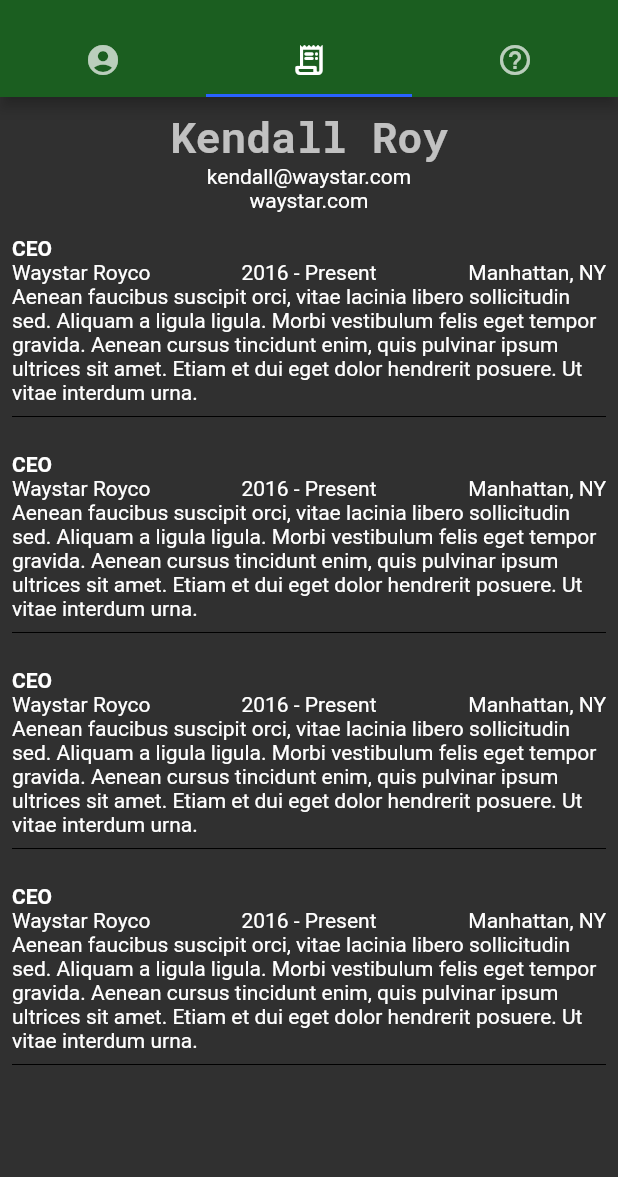
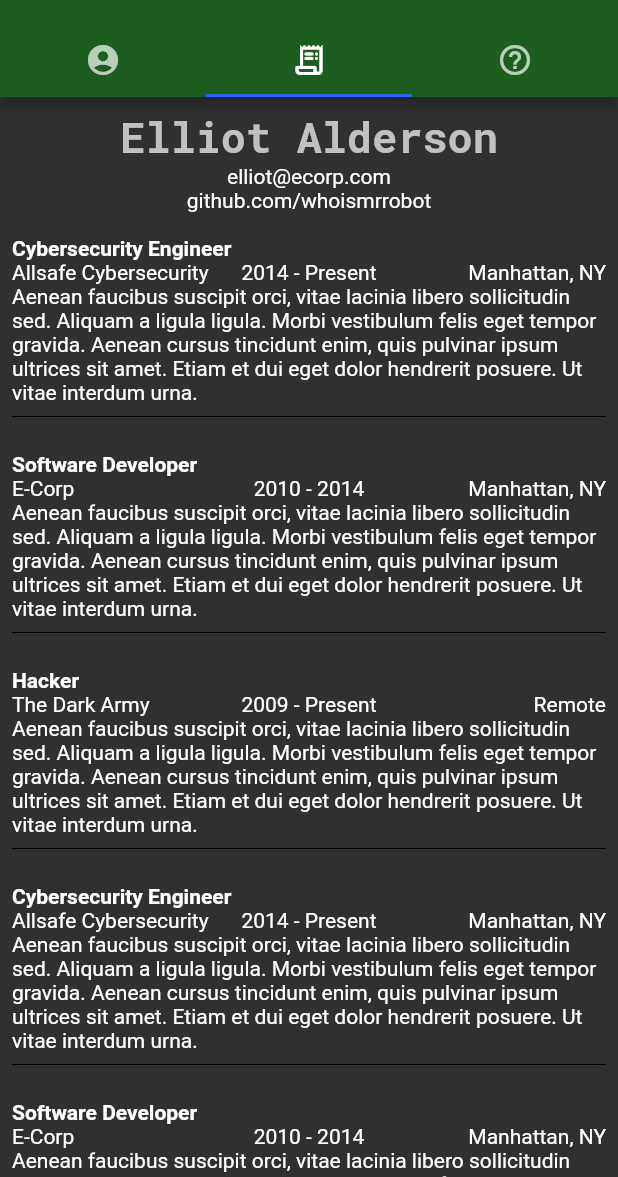
Before and after one commit to stuttskl/call_me_maybe, a Flutter app: the screen it shows after launch, tab 2 chosen, on a phone screen of 412 x 824 dp, the part 59-1236 px from its top. Run offline on Flutter 3.47's test engine with Material 2 defaults, Android fonts, the phone set to English and light mode, and no system bars.

Commit message:
all basic requirements met

```diff
--- a/lib/components/biz_card.dart
+++ b/lib/components/biz_card.dart
@@ -7,13 +7,13 @@ class BusinessCard extends StatelessWidget {
     return SafeArea(
       left: true, right: true, top: true, bottom: true,
       child: ContactCard(
-        img: 'assests/kendall.jpg',
-        name: 'Kendall Roy',
-        title: 'CEO',
-        company: 'Waystar Royco',
-        phone: '555-555-55555',
-        website: 'waystar.com',
-        email: 'kendall@royco.com'
+        img: 'assests/mr_robot.jpg',
+        name: 'Elliot Alderson',
+        title: 'Cybersecurity Engineer',
+        company: 'E-Corp',
+        phone: '(212) 555-0179',
+        website: 'ecorp.com',
+        email: 'elliot@ecorp.com'
       )
     );
   }
--- a/lib/components/contact_card.dart
+++ b/lib/components/contact_card.dart
@@ -53,7 +53,7 @@ class ContactCard extends StatelessWidget {
 }
 
 _launchWebsite() async {
-  const url = 'https://www.imdb.com/title/tt7660850/';
+  const url = 'https://www.e-corp-usa.com/about.html';
   if (await canLaunch(url)) {
     await launch(url);
   } else {
@@ -62,7 +62,7 @@ _launchWebsite() async {
 }
 
 _launchPhone() async {
-  final Uri _phoneLaunchUri = Uri(scheme: 'sms', path: ':2062902755');
+  final Uri _phoneLaunchUri = Uri(scheme: 'sms', path: ':5555555555');
   if (await canLaunch(_phoneLaunchUri.toString())) {
     await launch(_phoneLaunchUri.toString());
   } else {
--- a/lib/models/random_answer.dart
+++ b/lib/models/random_answer.dart
@@ -12,7 +12,7 @@ class RandomAnswer {
     "Why are you asking me?"
   ];
 
-  String _randomAnswer = "";
+  String _randomAnswer = "...";
 
   final int numberOfAnswers;
   final Random random = Random();
--- a/lib/screens/question_screen.dart
+++ b/lib/screens/question_screen.dart
@@ -1,7 +1,5 @@
 import 'package:flutter/material.dart';
 import '../components/magic_8ball_answer.dart';
-import '../models/random_answer.dart';
-
 
 class QuestionScreen extends StatelessWidget {
   @override
--- a/lib/screens/resume_screen.dart
+++ b/lib/screens/resume_screen.dart
@@ -17,36 +17,52 @@ class ResumeScreen extends StatelessWidget {
               ),
               child: Column(
                 children: <Widget>[
-                  ResumeHeader(name: 'Kendall Roy', email: 'kendall@waystar.com', website: 'waystar.com'),
+                  ResumeHeader(name: 'Elliot Alderson', email: 'elliot@ecorp.com', website: 'github.com/whoismrrobot'),
                   ResumeEntry(
-                    companyName: 'Waystar Royco',
-                    jobTitle: 'CEO',
-                    jobDates: '2016 - Present',
+                    companyName: 'Allsafe Cybersecurity',
+                    jobTitle: 'Cybersecurity Engineer',
+                    jobDates: '2014 - Present',
                     location: 'Manhattan, NY',
+                    jobDescription:
+                      'Aenean faucibus suscipit orci, vitae lacinia libero sollicitudin sed. Aliquam a ligula ligula. Morbi vestibulum felis eget tempor gravida. Aenean cursus tincidunt enim, quis pulvinar ipsum ultrices sit amet. Etiam et dui eget dolor hendrerit posuere. Ut vitae interdum urna.',
+                  ),
+                  ResumeEntry(
+                    companyName: 'E-Corp',
+                    jobTitle: 'Software Developer',
+                    jobDates: '2010 - 2014',
+                    location: 'Manhattan, NY',
+                    jobDescription:
+                      'Aenean faucibus suscipit orci, vitae lacinia libero sollicitudin sed. Aliquam a ligula ligula. Morbi vestibulum felis eget tempor gravida. Aenean cursus tincidunt enim, quis pulvinar ipsum ultrices sit amet. Etiam et dui eget dolor hendrerit posuere. Ut vitae interdum urna.',
+                  ),
+                  ResumeEntry(
+                    companyName: 'The Dark Army',
+                    jobTitle: 'Hacker',
+                    jobDates: '2009 - Present',
+                    location: 'Remote',
                     jobDescription:
                         'Aenean faucibus suscipit orci, vitae lacinia libero sollicitudin sed. Aliquam a ligula ligula. Morbi vestibulum felis eget tempor gravida. Aenean cursus tincidunt enim, quis pulvinar ipsum ultrices sit amet. Etiam et dui eget dolor hendrerit posuere. Ut vitae interdum urna.',
                   ),
                   ResumeEntry(
-                    companyName: 'Waystar Royco',
-                    jobTitle: 'CEO',
-                    jobDates: '2016 - Present',
+                    companyName: 'Allsafe Cybersecurity',
+                    jobTitle: 'Cybersecurity Engineer',
+                    jobDates: '2014 - Present',
                     location: 'Manhattan, NY',
                     jobDescription:
-                        'Aenean faucibus suscipit orci, vitae lacinia libero sollicitudin sed. Aliquam a ligula ligula. Morbi vestibulum felis eget tempor gravida. Aenean cursus tincidunt enim, quis pulvinar ipsum ultrices sit amet. Etiam et dui eget dolor hendrerit posuere. Ut vitae interdum urna.',
+                      'Aenean faucibus suscipit orci, vitae lacinia libero sollicitudin sed. Aliquam a ligula ligula. Morbi vestibulum felis eget tempor gravida. Aenean cursus tincidunt enim, quis pulvinar ipsum ultrices sit amet. Etiam et dui eget dolor hendrerit posuere. Ut vitae interdum urna.',
                   ),
                   ResumeEntry(
-                    companyName: 'Waystar Royco',
-                    jobTitle: 'CEO',
-                    jobDates: '2016 - Present',
+                    companyName: 'E-Corp',
+                    jobTitle: 'Software Developer',
+                    jobDates: '2010 - 2014',
                     location: 'Manhattan, NY',
                     jobDescription:
-                        'Aenean faucibus suscipit orci, vitae lacinia libero sollicitudin sed. Aliquam a ligula ligula. Morbi vestibulum felis eget tempor gravida. Aenean cursus tincidunt enim, quis pulvinar ipsum ultrices sit amet. Etiam et dui eget dolor hendrerit posuere. Ut vitae interdum urna.',
+                      'Aenean faucibus suscipit orci, vitae lacinia libero sollicitudin sed. Aliquam a ligula ligula. Morbi vestibulum felis eget tempor gravida. Aenean cursus tincidunt enim, quis pulvinar ipsum ultrices sit amet. Etiam et dui eget dolor hendrerit posuere. Ut vitae interdum urna.',
                   ),
                   ResumeEntry(
-                    companyName: 'Waystar Royco',
-                    jobTitle: 'CEO',
-                    jobDates: '2016 - Present',
-                    location: 'Manhattan, NY',
+                    companyName: 'The Dark Army',
+                    jobTitle: 'Hacker',
+                    jobDates: '2009 - Present',
+                    location: 'Remote',
                     jobDescription:
                         'Aenean faucibus suscipit orci, vitae lacinia libero sollicitudin sed. Aliquam a ligula ligula. Morbi vestibulum felis eget tempor gravida. Aenean cursus tincidunt enim, quis pulvinar ipsum ultrices sit amet. Etiam et dui eget dolor hendrerit posuere. Ut vitae interdum urna.',
                   ),
--- a/pubspec.yaml
+++ b/pubspec.yaml
@@ -48,6 +48,7 @@ flutter:
   # To add assets to your application, add an assets section, like this:
   assets:
     - kendall.jpg
+    - mr_robot.jpg
   #   - images/a_dot_burr.jpeg
   #   - images/a_dot_ham.jpeg
 
```
Also changed, not shown: assests/kendall.jpg (deleted), assests/mr_robot.jpg (added).
